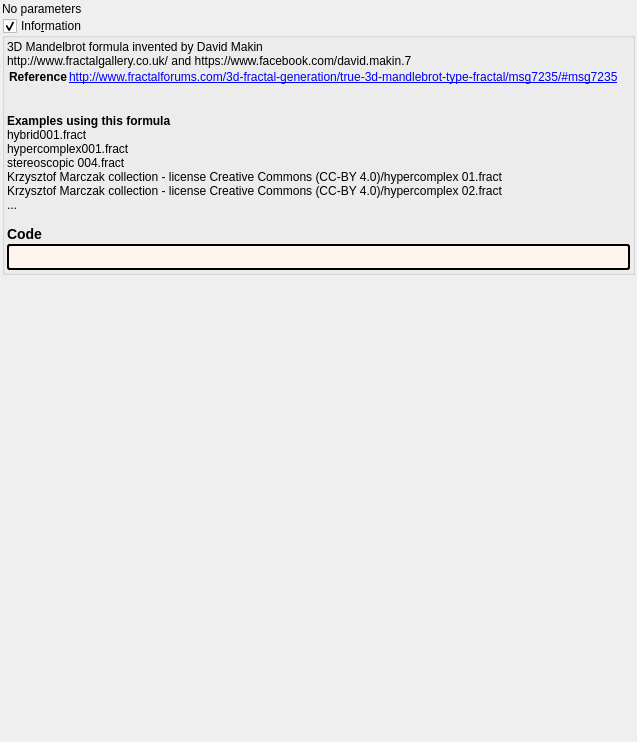
This is mandelbulber2/formula/ui/hypercomplex.ui in buddhi1980/mandelbulber2 as Qt 5 draws it before an edit. The edited form follows.
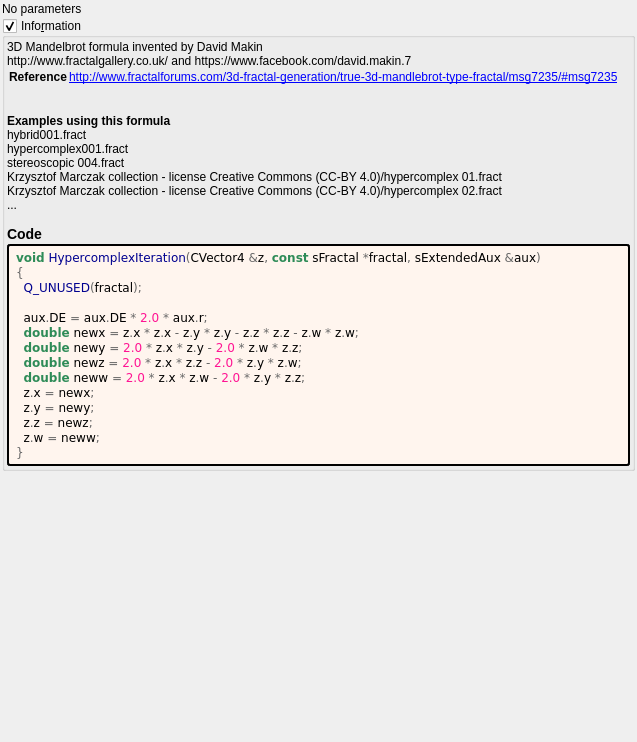
This is the edited form. Custom widgets are drawn as their Qt base class.

What changed in the file:
```diff
--- a/mandelbulber2/formula/ui/hypercomplex.ui
+++ b/mandelbulber2/formula/ui/hypercomplex.ui
@@ -90,7 +90,23 @@
          <string notr="true">border-style: outset; border-width: 2px; border-radius: 3px; border-color: black; background-color: #fff5ee; padding: 4px;</string>
         </property>
         <property name="text">
-         <string notr="true"></string>
+         <string notr="true">&lt;body style=&quot;background-color:#fff5ee&quot;&gt;
+&lt;pre style=&quot;color:#000000; background-color:#fff5ee;  font-family:'Courier New',monospace;&quot;&gt;&lt;span style=&quot;color:#2e8b57; font-weight:bold&quot;&gt;void&lt;/span&gt; &lt;span style=&quot;color:#00008f&quot;&gt;HypercomplexIteration&lt;/span&gt;&lt;span style=&quot;color:#676767&quot;&gt;(&lt;/span&gt;CVector4 &lt;span style=&quot;color:#676767&quot;&gt;&amp;amp;&lt;/span&gt;z&lt;span style=&quot;color:#676767&quot;&gt;,&lt;/span&gt; &lt;span style=&quot;color:#2e8b57; font-weight:bold&quot;&gt;const&lt;/span&gt; sFractal &lt;span style=&quot;color:#676767&quot;&gt;*&lt;/span&gt;fractal&lt;span style=&quot;color:#676767&quot;&gt;,&lt;/span&gt; sExtendedAux &lt;span style=&quot;color:#676767&quot;&gt;&amp;amp;&lt;/span&gt;aux&lt;span style=&quot;color:#676767&quot;&gt;)&lt;/span&gt;
+&lt;span style=&quot;color:#676767&quot;&gt;{&lt;/span&gt;
+  &lt;span style=&quot;color:#00008f&quot;&gt;Q_UNUSED&lt;/span&gt;&lt;span style=&quot;color:#676767&quot;&gt;(&lt;/span&gt;fractal&lt;span style=&quot;color:#676767&quot;&gt;);&lt;/span&gt;
+
+  aux&lt;span style=&quot;color:#676767&quot;&gt;.&lt;/span&gt;DE &lt;span style=&quot;color:#676767&quot;&gt;=&lt;/span&gt; aux&lt;span style=&quot;color:#676767&quot;&gt;.&lt;/span&gt;DE &lt;span style=&quot;color:#676767&quot;&gt;*&lt;/span&gt; &lt;span style=&quot;color:#ff1493&quot;&gt;2.0&lt;/span&gt; &lt;span style=&quot;color:#676767&quot;&gt;*&lt;/span&gt; aux&lt;span style=&quot;color:#676767&quot;&gt;.&lt;/span&gt;r&lt;span style=&quot;color:#676767&quot;&gt;;&lt;/span&gt;
+  &lt;span style=&quot;color:#2e8b57; font-weight:bold&quot;&gt;double&lt;/span&gt; newx &lt;span style=&quot;color:#676767&quot;&gt;=&lt;/span&gt; z&lt;span style=&quot;color:#676767&quot;&gt;.&lt;/span&gt;x &lt;span style=&quot;color:#676767&quot;&gt;*&lt;/span&gt; z&lt;span style=&quot;color:#676767&quot;&gt;.&lt;/span&gt;x &lt;span style=&quot;color:#676767&quot;&gt;-&lt;/span&gt; z&lt;span style=&quot;color:#676767&quot;&gt;.&lt;/span&gt;y &lt;span style=&quot;color:#676767&quot;&gt;*&lt;/span&gt; z&lt;span style=&quot;color:#676767&quot;&gt;.&lt;/span&gt;y &lt;span style=&quot;color:#676767&quot;&gt;-&lt;/span&gt; z&lt;span style=&quot;color:#676767&quot;&gt;.&lt;/span&gt;z &lt;span style=&quot;color:#676767&quot;&gt;*&lt;/span&gt; z&lt;span style=&quot;color:#676767&quot;&gt;.&lt;/span&gt;z &lt;span style=&quot;color:#676767&quot;&gt;-&lt;/span&gt; z&lt;span style=&quot;color:#676767&quot;&gt;.&lt;/span&gt;w &lt;span style=&quot;color:#676767&quot;&gt;*&lt;/span&gt; z&lt;span style=&quot;color:#676767&quot;&gt;.&lt;/span&gt;w&lt;span style=&quot;color:#676767&quot;&gt;;&lt;/span&gt;
+  &lt;span style=&quot;color:#2e8b57; font-weight:bold&quot;&gt;double&lt;/span&gt; newy &lt;span style=&quot;color:#676767&quot;&gt;=&lt;/span&gt; &lt;span style=&quot;color:#ff1493&quot;&gt;2.0&lt;/span&gt; &lt;span style=&quot;color:#676767&quot;&gt;*&lt;/span&gt; z&lt;span style=&quot;color:#676767&quot;&gt;.&lt;/span&gt;x &lt;span style=&quot;color:#676767&quot;&gt;*&lt;/span&gt; z&lt;span style=&quot;color:#676767&quot;&gt;.&lt;/span&gt;y &lt;span style=&quot;color:#676767&quot;&gt;-&lt;/span&gt; &lt;span style=&quot;color:#ff1493&quot;&gt;2.0&lt;/span&gt; &lt;span style=&quot;color:#676767&quot;&gt;*&lt;/span&gt; z&lt;span style=&quot;color:#676767&quot;&gt;.&lt;/span&gt;w &lt;span style=&quot;color:#676767&quot;&gt;*&lt;/span&gt; z&lt;span style=&quot;color:#676767&quot;&gt;.&lt;/span&gt;z&lt;span style=&quot;color:#676767&quot;&gt;;&lt;/span&gt;
+  &lt;span style=&quot;color:#2e8b57; font-weight:bold&quot;&gt;double&lt;/span&gt; newz &lt;span style=&quot;color:#676767&quot;&gt;=&lt;/span&gt; &lt;span style=&quot;color:#ff1493&quot;&gt;2.0&lt;/span&gt; &lt;span style=&quot;color:#676767&quot;&gt;*&lt;/span&gt; z&lt;span style=&quot;color:#676767&quot;&gt;.&lt;/span&gt;x &lt;span style=&quot;color:#676767&quot;&gt;*&lt;/span&gt; z&lt;span style=&quot;color:#676767&quot;&gt;.&lt;/span&gt;z &lt;span style=&quot;color:#676767&quot;&gt;-&lt;/span&gt; &lt;span style=&quot;color:#ff1493&quot;&gt;2.0&lt;/span&gt; &lt;span style=&quot;color:#676767&quot;&gt;*&lt;/span&gt; z&lt;span style=&quot;color:#676767&quot;&gt;.&lt;/span&gt;y &lt;span style=&quot;color:#676767&quot;&gt;*&lt;/span&gt; z&lt;span style=&quot;color:#676767&quot;&gt;.&lt;/span&gt;w&lt;span style=&quot;color:#676767&quot;&gt;;&lt;/span&gt;
+  &lt;span style=&quot;color:#2e8b57; font-weight:bold&quot;&gt;double&lt;/span&gt; neww &lt;span style=&quot;color:#676767&quot;&gt;=&lt;/span&gt; &lt;span style=&quot;color:#ff1493&quot;&gt;2.0&lt;/span&gt; &lt;span style=&quot;color:#676767&quot;&gt;*&lt;/span&gt; z&lt;span style=&quot;color:#676767&quot;&gt;.&lt;/span&gt;x &lt;span style=&quot;color:#676767&quot;&gt;*&lt;/span&gt; z&lt;span style=&quot;color:#676767&quot;&gt;.&lt;/span&gt;w &lt;span style=&quot;color:#676767&quot;&gt;-&lt;/span&gt; &lt;span style=&quot;color:#ff1493&quot;&gt;2.0&lt;/span&gt; &lt;span style=&quot;color:#676767&quot;&gt;*&lt;/span&gt; z&lt;span style=&quot;color:#676767&quot;&gt;.&lt;/span&gt;y &lt;span style=&quot;color:#676767&quot;&gt;*&lt;/span&gt; z&lt;span style=&quot;color:#676767&quot;&gt;.&lt;/span&gt;z&lt;span style=&quot;color:#676767&quot;&gt;;&lt;/span&gt;
+  z&lt;span style=&quot;color:#676767&quot;&gt;.&lt;/span&gt;x &lt;span style=&quot;color:#676767&quot;&gt;=&lt;/span&gt; newx&lt;span style=&quot;color:#676767&quot;&gt;;&lt;/span&gt;
+  z&lt;span style=&quot;color:#676767&quot;&gt;.&lt;/span&gt;y &lt;span style=&quot;color:#676767&quot;&gt;=&lt;/span&gt; newy&lt;span style=&quot;color:#676767&quot;&gt;;&lt;/span&gt;
+  z&lt;span style=&quot;color:#676767&quot;&gt;.&lt;/span&gt;z &lt;span style=&quot;color:#676767&quot;&gt;=&lt;/span&gt; newz&lt;span style=&quot;color:#676767&quot;&gt;;&lt;/span&gt;
+  z&lt;span style=&quot;color:#676767&quot;&gt;.&lt;/span&gt;w &lt;span style=&quot;color:#676767&quot;&gt;=&lt;/span&gt; neww&lt;span style=&quot;color:#676767&quot;&gt;;&lt;/span&gt;
+&lt;span style=&quot;color:#676767&quot;&gt;}&lt;/span&gt;
+&lt;/pre&gt;
+&lt;/body&gt;</string>
         </property>
         <property name="wordWrap">
          <bool>true</bool>
```
